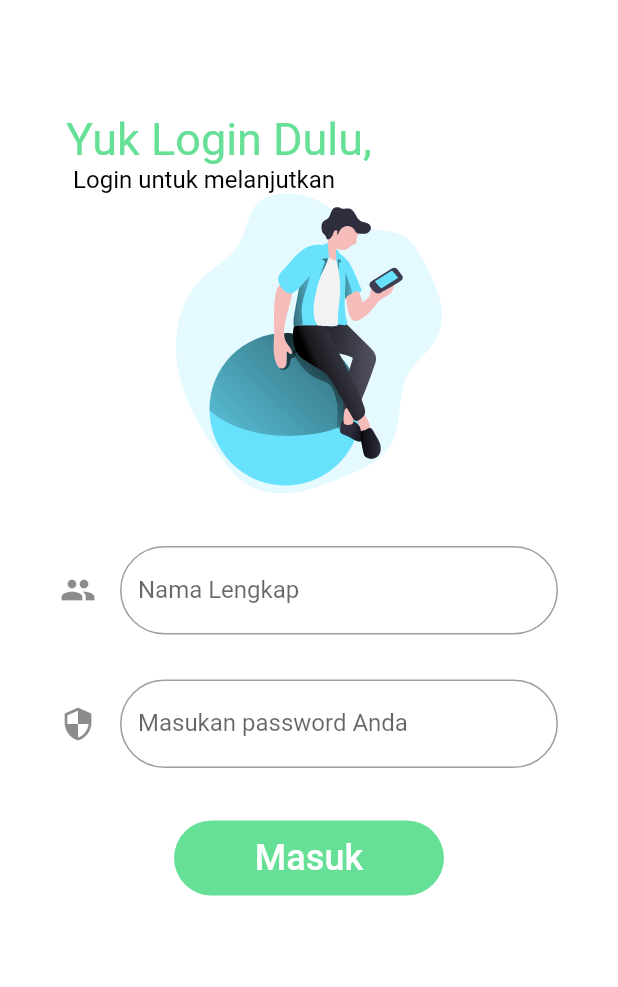
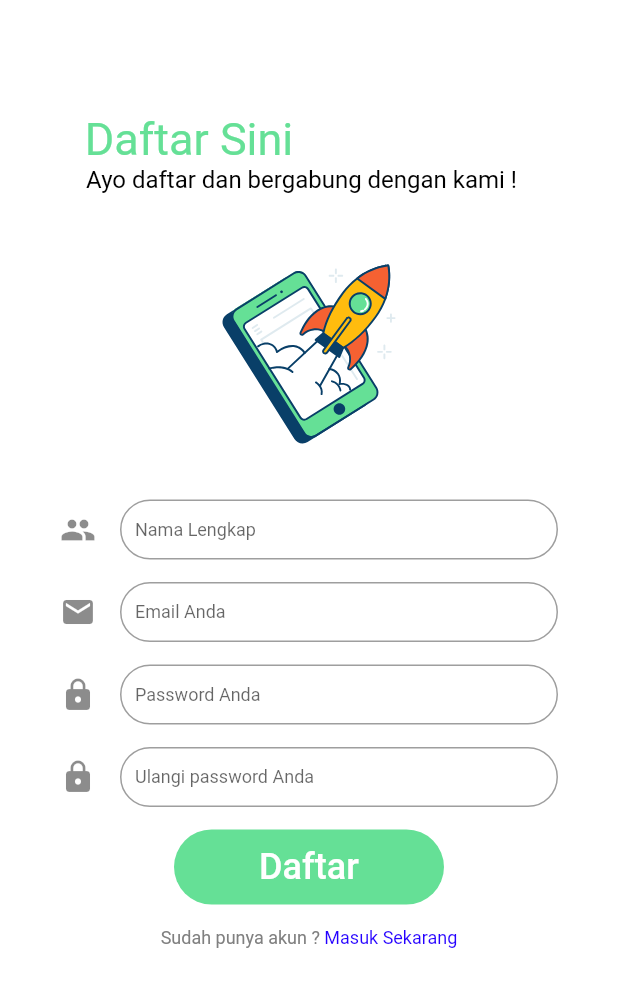
Before and after one commit to Peache36/banksampah123, a Flutter app: the LoginPage screen opened directly, after a tap on "Masuk", on a phone screen of 412 x 824 dp. Shown: the top 987 px of the screen. Run offline on Flutter 3.47's test engine with Material 2 defaults, Android fonts, the phone set to English and light mode, and no system bars; our stand-ins replace flutter_svg; Roboto replaces fonts that are missing (Imprima).

Commit message:
Update progress

```diff
--- /dev/null
+++ b/lib/pages/beranda_page.dart
@@ -0,0 +1,53 @@
+import 'package:flutter/material.dart';
+import 'package:flutter_svg/flutter_svg.dart';
+
+class Beranda extends StatelessWidget {
+  const Beranda({super.key});
+
+  @override
+  Widget build(BuildContext context) {
+    return Scaffold(
+        backgroundColor: Colors.white,
+        appBar: AppBar(
+          backgroundColor: Colors.black,
+          title: const Text("Hai, Sultan Fahkih"),
+          titleTextStyle: const TextStyle(fontSize: 14, fontFamily: "Inder"),
+          elevation: 0,
+          leading: const Icon(Icons.person),
+          actions: <Widget>[
+            IconButton(
+              icon: const Icon(Icons.notifications, color: Colors.white),
+              onPressed: () {},
+            ),
+          ],
+        ),
+        body: Column(children: [
+          Container(
+            margin: const EdgeInsets.all(20),
+            decoration: BoxDecoration(
+                color: const Color(0xffdfeaef),
+                borderRadius: BorderRadius.circular(17)),
+            padding: const EdgeInsets.only(
+                left: 10, right: 100, top: 10, bottom: 100),
+            child: const Text(
+              "Poin : 6000",
+              style: TextStyle(
+                  color: Colors.black, fontSize: 24, fontFamily: 'Imprima'),
+              textAlign: TextAlign.left,
+            ),
+          ),
+          SvgPicture.asset("assets/icons/ic_transfer.svg"),
+          Container(
+            padding: const EdgeInsets.only(right: 40, left: 40),
+            child: TextButton(
+              onPressed: () {},
+              child: const Text(
+                "Transfer",
+                style: TextStyle(
+                    color: Colors.black, fontSize: 14, fontFamily: 'Imprima'),
+              ),
+            ),
+          ),
+        ]));
+  }
+}
--- /dev/null
+++ b/lib/pages/daftar_page.dart
@@ -0,0 +1,196 @@
+import 'package:coba_flutter/pages/beranda_page.dart';
+import 'package:flutter/material.dart';
+import 'package:flutter_svg/flutter_svg.dart';
+
+class DaftarDiri extends StatelessWidget {
+  const DaftarDiri({super.key});
+
+  @override
+  Widget build(BuildContext context) {
+    return Scaffold(
+        backgroundColor: Colors.white,
+        body: Container(
+          alignment: Alignment.center,
+          child: Column(children: [
+            const SizedBox(
+              height: 75,
+            ),
+            Container(
+              padding: const EdgeInsets.only(right: 160),
+              child: const Text(
+                "Daftar Sini",
+                style: TextStyle(
+                    color: Color(0xff65E096),
+                    fontSize: 30,
+                    fontFamily: 'Imprima'),
+                textAlign: TextAlign.left,
+              ),
+            ),
+            Container(
+              padding: const EdgeInsets.only(right: 10),
+              child: const Text(
+                "Ayo daftar dan bergabung dengan kami !",
+                style: TextStyle(
+                    color: Color(0xff000000),
+                    fontSize: 16,
+                    fontFamily: 'Imprima'),
+                textAlign: TextAlign.left,
+              ),
+            ),
+            const SizedBox(
+              height: 10,
+            ),
+            SvgPicture.asset("assets/icons/ic_daftar1.svg"),
+            Container(
+              height: 40,
+              padding: const EdgeInsets.only(right: 40, left: 40),
+              child: TextFormField(
+                  decoration: InputDecoration(
+                    contentPadding: const EdgeInsets.all(10),
+                    hintText: "Masukan nama lengkap anda",
+                    labelText: "Nama Lengkap",
+                    labelStyle: const TextStyle(fontSize: 12),
+                    icon: const Icon(Icons.people),
+                    border: OutlineInputBorder(
+                        borderRadius: BorderRadius.circular(30)),
+                  ),
+                  validator: (String? value) {
+                    if (value != null && value.isEmpty) {
+                      return "Username/Email tidak boleh kosong";
+                    }
+                    return null;
+                  }),
+            ),
+            const SizedBox(
+              height: 15,
+            ),
+            Container(
+              height: 40,
+              padding: const EdgeInsets.only(right: 40, left: 40),
+              child: TextFormField(
+                  decoration: InputDecoration(
+                    contentPadding: const EdgeInsets.all(10),
+                    labelText: "Email Anda",
+                    labelStyle: const TextStyle(fontSize: 12),
+                    icon: const Icon(Icons.email),
+                    border: OutlineInputBorder(
+                        borderRadius: BorderRadius.circular(30)),
+                  ),
+                  validator: (String? value) {
+                    if (value != null && value.isEmpty) {
+                      return "Password tidak boleh kosong";
+                    }
+                    return null;
+                  }),
+            ),
+            const SizedBox(
+              height: 15,
+            ),
+            Container(
+              height: 40,
+              padding: const EdgeInsets.only(right: 40, left: 40),
+              child: TextFormField(
+                  obscureText: true,
+                  decoration: InputDecoration(
+                    contentPadding: const EdgeInsets.all(10),
+                    labelText: "Password Anda",
+                    labelStyle: const TextStyle(fontSize: 12),
+                    icon: const Icon(Icons.lock),
+                    border: OutlineInputBorder(
+                        borderRadius: BorderRadius.circular(30)),
+                  ),
+                  validator: (String? value) {
+                    if (value != null && value.isEmpty) {
+                      return "Password tidak boleh kosong";
+                    }
+                    return null;
+                  }),
+            ),
+            const SizedBox(
+              height: 15,
+            ),
+            Container(
+              height: 40,
+              padding: const EdgeInsets.only(right: 40, left: 40),
+              child: TextFormField(
+                  obscureText: true,
+                  decoration: InputDecoration(
+                    contentPadding: const EdgeInsets.all(10),
+                    labelText: "Ulangi password Anda",
+                    labelStyle: const TextStyle(fontSize: 12),
+                    icon: const Icon(Icons.lock),
+                    border: OutlineInputBorder(
+                        borderRadius: BorderRadius.circular(30)),
+                  ),
+                  validator: (String? value) {
+                    if (value != null && value.isEmpty) {
+                      return "Password tidak boleh kosong";
+                    }
+                    return null;
+                  }),
+            ),
+            const SizedBox(
+              height: 15,
+            ),
+            SizedBox(
+                width: 180,
+                height: 50,
+                child: TextButton(
+                  style: TextButton.styleFrom(
+                    backgroundColor: const Color(0xff65E096),
+                    shape: RoundedRectangleBorder(
+                      borderRadius: BorderRadius.circular(30),
+                    ),
+                  ),
+                  onPressed: () {
+                    Navigator.push(
+                      context,
+                      MaterialPageRoute(builder: (context) => const Beranda()),
+                    );
+                  },
+                  child: const Text(
+                    "Daftar",
+                    style: TextStyle(
+                        color: Color(0xffffffff),
+                        fontSize: 24,
+                        fontFamily: 'Imprima'),
+                  ),
+                )),
+            const SizedBox(
+              height: 15,
+            ),
+            TextButton(
+                style: TextButton.styleFrom(
+                  padding: EdgeInsets.zero,
+                  shape: RoundedRectangleBorder(
+                    borderRadius: BorderRadius.circular(0),
+                  ),
+                  tapTargetSize: MaterialTapTargetSize.shrinkWrap,
+                  visualDensity: VisualDensity.compact,
+                  minimumSize: const Size(0, 0),
+                  textStyle: Theme.of(context).textTheme.bodySmall,
+                ),
+                onPressed: () {},
+                child: Row(
+                  mainAxisAlignment: MainAxisAlignment.center,
+                  children: const [
+                    Text(
+                      "Sudah punya akun ? ",
+                      style: TextStyle(
+                          color: Color(0xff808080),
+                          fontSize: 12,
+                          fontFamily: 'Imprima'),
+                    ),
+                    Text(
+                      "Masuk Sekarang",
+                      style: TextStyle(
+                          color: Color(0xff2400FF),
+                          fontSize: 12,
+                          fontFamily: 'Imprima'),
+                    ),
+                  ],
+                )),
+          ]),
+        ));
+  }
+}
--- a/lib/pages/home_page.dart
+++ b/lib/pages/home_page.dart
@@ -1,6 +1,6 @@
+import 'package:coba_flutter/pages/daftar_page.dart';
 import 'package:coba_flutter/pages/login_page.dart';
 import 'package:flutter/material.dart';
-import 'package:flutter_svg/flutter_svg.dart';
 
 class Homepage extends StatelessWidget {
   const Homepage({super.key});
@@ -13,30 +13,30 @@ class Homepage extends StatelessWidget {
           alignment: Alignment.center,
           child: Column(
             children: [
-              SizedBox(
+              const SizedBox(
                 height: 95,
               ),
               Image.asset("assets/images/im_landing.png"),
-              SizedBox(
+              const SizedBox(
                 height: 35,
               ),
               Container(
                 padding: const EdgeInsets.only(right: 49, left: 52),
-                child: Text(
+                child: const Text(
                   "Hai orang baik. Selamat datang di aplikasi Bank Sampah Sidomulyo 123 !",
                   textAlign: TextAlign.center,
                   style: TextStyle(fontSize: 20, fontFamily: 'Imprima'),
                 ),
               ),
-              SizedBox(
+              const SizedBox(
                 height: 35,
               ),
-              Container(
+              SizedBox(
                   width: 260,
                   height: 60,
                   child: TextButton(
                     style: TextButton.styleFrom(
-                      backgroundColor: Color(0xff65E096),
+                      backgroundColor: const Color(0xff65E096),
                       shape: RoundedRectangleBorder(
                         borderRadius: BorderRadius.circular(30),
                       ),
@@ -45,10 +45,11 @@ class Homepage extends StatelessWidget {
                       Navigator.push(
                         context,
                         // DetailPage adalah halaman yang dituju
-                        MaterialPageRoute(builder: (context) => LoginPage()),
+                        MaterialPageRoute(
+                            builder: (context) => const LoginPage()),
                       );
                     },
-                    child: Text(
+                    child: const Text(
                       "Masuk",
                       style: TextStyle(
                           color: Color(0xffffffff),
@@ -56,21 +57,28 @@ class Homepage extends StatelessWidget {
                           fontFamily: 'Imprima'),
                     ),
                   )),
-              SizedBox(
+              const SizedBox(
                 height: 15,
               ),
-              Container(
+              SizedBox(
                   width: 260,
                   height: 60,
                   child: TextButton(
                     style: TextButton.styleFrom(
-                      backgroundColor: Color(0xffC3D9CC),
+                      backgroundColor: const Color(0xffC3D9CC),
                       shape: RoundedRectangleBorder(
                         borderRadius: BorderRadius.circular(30),
                       ),
                     ),
-                    onPressed: () {},
-                    child: Text(
+                    onPressed: () {
+                      Navigator.push(
+                        context,
+                        // DetailPage adalah halaman yang dituju
+                        MaterialPageRoute(
+                            builder: (context) => const DaftarDiri()),
+                      );
+                    },
+                    child: const Text(
                       "Daftar",
                       style: TextStyle(
                           color: Color(0xffffffff),
--- a/lib/pages/login_page.dart
+++ b/lib/pages/login_page.dart
@@ -1,3 +1,4 @@
+import 'package:coba_flutter/pages/daftar_page.dart';
 import 'package:flutter/material.dart';
 import 'package:flutter_svg/flutter_svg.dart';
 
@@ -12,12 +13,12 @@ class LoginPage extends StatelessWidget {
           alignment: Alignment.center,
           child: Column(
             children: [
-              SizedBox(
+              const SizedBox(
                 height: 75,
               ),
               Container(
                 padding: const EdgeInsets.only(right: 120),
-                child: Text(
+                child: const Text(
                   "Yuk Login Dulu,",
                   style: TextStyle(
                       color: Color(0xff65E096),
@@ -28,7 +29,7 @@ class LoginPage extends StatelessWidget {
               ),
               Container(
                 padding: const EdgeInsets.only(right: 140),
-                child: Text(
+                child: const Text(
                   "Login untuk melanjutkan",
                   style: TextStyle(
                       color: Color(0xff000000),
@@ -37,19 +38,25 @@ class LoginPage extends StatelessWidget {
                   textAlign: TextAlign.left,
                 ),
               ),
+              const SizedBox(
+                height: 10,
+              ),
               SvgPicture.asset("assets/icons/ic_login.svg"),
-              SizedBox(
+              const SizedBox(
                 height: 35,
               ),
               Container(
+                height: 50,
                 padding: const EdgeInsets.only(right: 40, left: 40),
                 child: TextFormField(
-                    decoration: new InputDecoration(
+                    decoration: InputDecoration(
+                      contentPadding: const EdgeInsets.all(10),
                       hintText: "Masukan nama lengkap anda",
                       labelText: "Nama Lengkap",
-                      icon: Icon(Icons.people),
+                      labelStyle: const TextStyle(fontSize: 14),
+                      icon: const Icon(Icons.people),
                       border: OutlineInputBorder(
-                          borderRadius: new BorderRadius.circular(30)),
+                          borderRadius: BorderRadius.circular(30)),
                     ),
                     validator: (String? value) {
                       if (value != null && value.isEmpty) {
@@ -58,18 +65,21 @@ class LoginPage extends StatelessWidget {
                       return null;
                     }),
               ),
-              SizedBox(
+              const SizedBox(
                 height: 30,
               ),
               Container(
+                height: 50,
                 padding: const EdgeInsets.only(right: 40, left: 40),
                 child: TextFormField(
                     obscureText: true,
-                    decoration: new InputDecoration(
+                    decoration: InputDecoration(
+                      contentPadding: const EdgeInsets.all(10),
                       labelText: "Masukan password Anda",
-                      icon: Icon(Icons.security),
+                      labelStyle: const TextStyle(fontSize: 14),
+                      icon: const Icon(Icons.security),
                       border: OutlineInputBorder(
-                          borderRadius: new BorderRadius.circular(30)),
+                          borderRadius: BorderRadius.circular(30)),
                     ),
                     validator: (String? value) {
                       if (value != null && value.isEmpty) {
@@ -78,21 +88,53 @@ class LoginPage extends StatelessWidget {
                       return null;
                     }),
               ),
-              SizedBox(
-                height: 35,
+              const SizedBox(
+                height: 15,
               ),
               Container(
+                  padding: const EdgeInsets.only(left: 200),
+                  child: TextButton(
+                    style: TextButton.styleFrom(
+                      padding: EdgeInsets.zero,
+                      shape: RoundedRectangleBorder(
+                        borderRadius: BorderRadius.circular(0),
+                      ),
+                      tapTargetSize: MaterialTapTargetSize.shrinkWrap,
+                      visualDensity: VisualDensity.compact,
+                      minimumSize: const Size(0, 0),
+                      textStyle: Theme.of(context).textTheme.bodySmall,
+                    ),
+                    onPressed: () {},
+                    child: const Text(
+                      "Lupa Password ?",
+                      style: TextStyle(
+                          color: Color(0xff2400FF),
+                          fontSize: 12,
+                          fontFamily: 'Imprima'),
+                    ),
+                  )),
+              const SizedBox(
+                height: 20,
+              ),
+              SizedBox(
                   width: 180,
                   height: 50,
                   child: TextButton(
                     style: TextButton.styleFrom(
-                      backgroundColor: Color(0xff65E096),
+                      backgroundColor: const Color(0xff65E096),
                       shape: RoundedRectangleBorder(
                         borderRadius: BorderRadius.circular(30),
                       ),
                     ),
-                    onPressed: () {},
-                    child: Text(
+                    onPressed: () {
+                      Navigator.push(
+                        context,
+                        // DetailPage adalah halaman yang dituju
+                        MaterialPageRoute(
+                            builder: (context) => const DaftarDiri()),
+                      );
+                    },
+                    child: const Text(
                       "Masuk",
                       style: TextStyle(
                           color: Color(0xffffffff),
@@ -100,6 +142,40 @@ class LoginPage extends StatelessWidget {
                           fontFamily: 'Imprima'),
                     ),
                   )),
+              const SizedBox(
+                height: 20,
+              ),
+              TextButton(
+                  style: TextButton.styleFrom(
+                    padding: EdgeInsets.zero,
+                    shape: RoundedRectangleBorder(
+                      borderRadius: BorderRadius.circular(0),
+                    ),
+                    tapTargetSize: MaterialTapTargetSize.shrinkWrap,
+                    visualDensity: VisualDensity.compact,
+                    minimumSize: const Size(0, 0),
+                    textStyle: Theme.of(context).textTheme.bodySmall,
+                  ),
+                  onPressed: () {},
+                  child: Row(
+                    mainAxisAlignment: MainAxisAlignment.center,
+                    children: const [
+                      Text(
+                        "Belum punya akun ? ",
+                        style: TextStyle(
+                            color: Color(0xff808080),
+                            fontSize: 12,
+                            fontFamily: 'Imprima'),
+                      ),
+                      Text(
+                        "Daftar Sekarang",
+                        style: TextStyle(
+                            color: Color(0xff2400FF),
+                            fontSize: 12,
+                            fontFamily: 'Imprima'),
+                      ),
+                    ],
+                  )),
             ],
           ),
         ));
--- a/pubspec.yaml
+++ b/pubspec.yaml
@@ -35,6 +35,7 @@ dependencies:
   # Use with the CupertinoIcons class for iOS style icons.
   cupertino_icons: ^1.0.2
   flutter_svg: ^2.0.2
+  url_launcher: ^6.0.8
 
 dev_dependencies:
   flutter_test:
```
Also changed, not shown: assets/icons/ic_transfer.svg (added), pubspec.lock, 5 other files.
